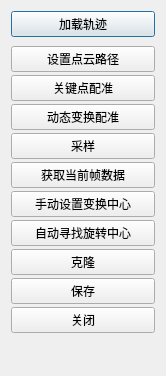
Above: qCC/slam/CSlamLadirDialog.ui from alex-kity/optimization-Registration before the change. Below: the same form after it.
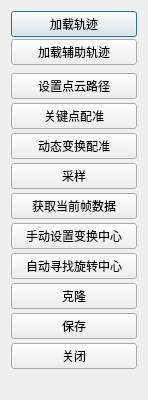
That is the form after the change.

```diff
--- a/qCC/slam/CSlamLadirDialog.ui
+++ b/qCC/slam/CSlamLadirDialog.ui
@@ -6,8 +6,8 @@
    <rect>
     <x>0</x>
     <y>0</y>
-    <width>166</width>
-    <height>376</height>
+    <width>148</width>
+    <height>400</height>
    </rect>
   </property>
   <property name="maximumSize">
@@ -25,6 +25,9 @@
   <layout class="QVBoxLayout" name="verticalLayout_3">
    <item>
     <layout class="QVBoxLayout" name="verticalLayout_4">
+     <property name="spacing">
+      <number>2</number>
+     </property>
      <item>
       <widget class="QPushButton" name="load_path">
        <property name="text">
@@ -32,6 +35,13 @@
        </property>
       </widget>
      </item>
+     <item>
+      <widget class="QPushButton" name="btn_TestPath">
+       <property name="text">
+        <string>加载辅助轨迹</string>
+       </property>
+      </widget>
+     </item>
     </layout>
    </item>
    <item>
@@ -46,7 +56,7 @@
        </property>
        <layout class="QVBoxLayout" name="verticalLayout_2">
         <property name="spacing">
-         <number>0</number>
+         <number>2</number>
         </property>
         <property name="leftMargin">
          <number>0</number>
```
